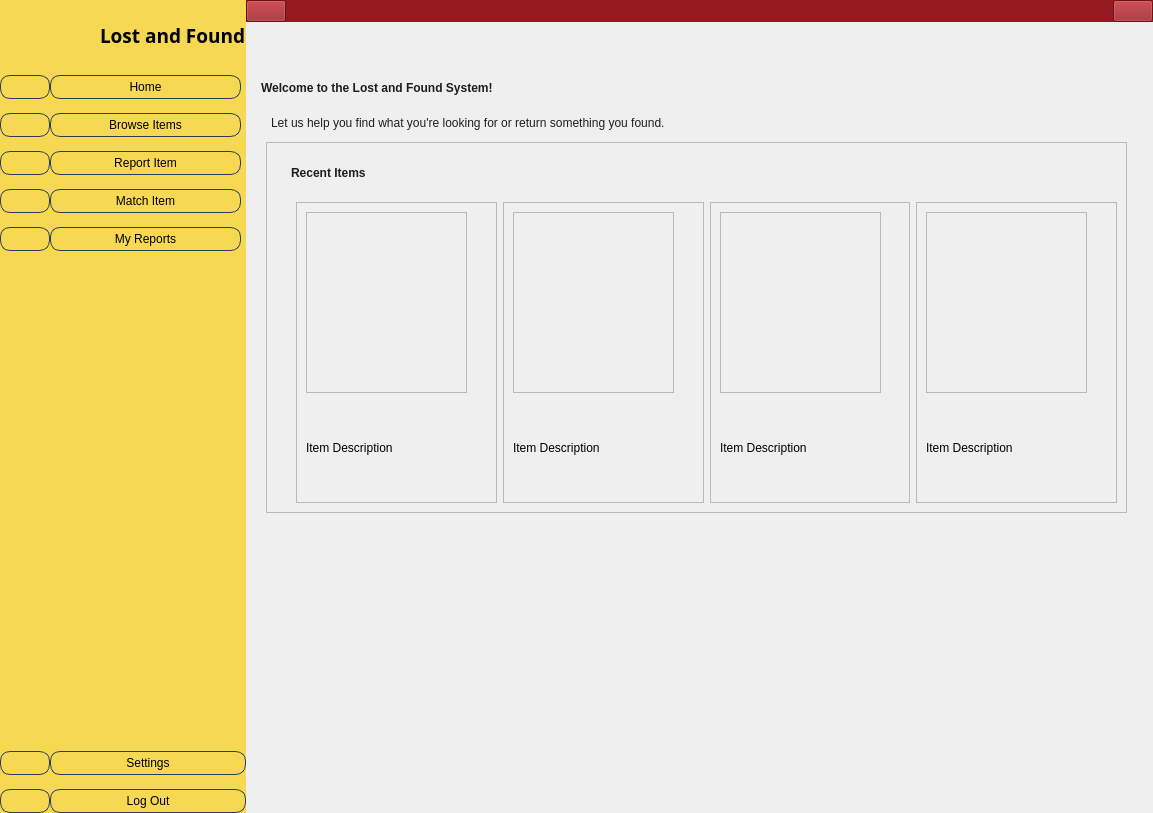
The window that src/frontend/MainWindow - untitled.ui (brexer/lost-and-found-system) describes before a commit, drawn with Qt 5.
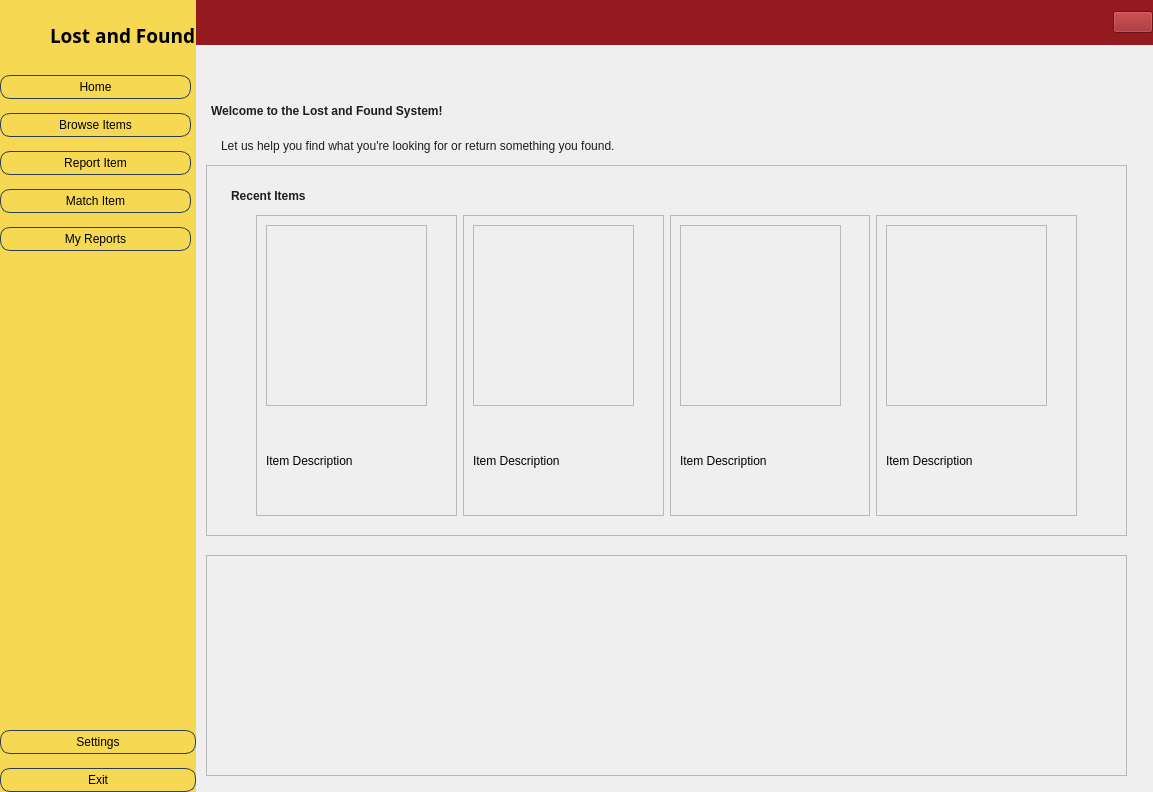
The same window after the commit. The open tabs and pages were chosen to show the change. Icons and pictures are not drawn.

```diff
--- a/src/frontend/MainWindow - untitled.ui
+++ b/src/frontend/MainWindow - untitled.ui
@@ -7,7 +7,7 @@
     <x>0</x>
     <y>0</y>
     <width>1153</width>
-    <height>813</height>
+    <height>792</height>
    </rect>
   </property>
   <property name="windowTitle">
@@ -31,318 +31,6 @@
      <number>0</number>
     </property>
     <item row="0" column="0">
-     <widget class="QWidget" name="iconOnly" native="true">
-      <property name="styleSheet">
-       <string notr="true">background-color: rgb(247, 216, 83);</string>
-      </property>
-      <layout class="QVBoxLayout" name="verticalLayout_5">
-       <property name="spacing">
-        <number>0</number>
-       </property>
-       <property name="leftMargin">
-        <number>0</number>
-       </property>
-       <property name="topMargin">
-        <number>0</number>
-       </property>
-       <property name="rightMargin">
-        <number>0</number>
-       </property>
-       <property name="bottomMargin">
-        <number>0</number>
-       </property>
-       <item>
-        <layout class="QHBoxLayout" name="horizontalLayout_2">
-         <property name="topMargin">
-          <number>10</number>
-         </property>
-         <item>
-          <widget class="QLabel" name="label">
-           <property name="minimumSize">
-            <size>
-             <width>50</width>
-             <height>50</height>
-            </size>
-           </property>
-           <property name="maximumSize">
-            <size>
-             <width>50</width>
-             <height>50</height>
-            </size>
-           </property>
-           <property name="text">
-            <string/>
-           </property>
-           <property name="pixmap">
-            <pixmap resource="resources.qrc">:/icons/icons/seal-02.png</pixmap>
-           </property>
-           <property name="scaledContents">
-            <bool>true</bool>
-           </property>
-          </widget>
-         </item>
-        </layout>
-       </item>
-       <item>
-        <layout class="QVBoxLayout" name="verticalLayout">
-         <property name="spacing">
-          <number>14</number>
-         </property>
-         <property name="topMargin">
-          <number>15</number>
-         </property>
-         <item>
-          <widget class="QPushButton" name="homeIcon">
-           <property name="styleSheet">
-            <string notr="true">QPushButton {
-    border: 1px solid #2C3E50;    /* thinner border */
-    border-radius: 10px;           /* small rounding */
-    padding: 4px 8px;             /* top/bottom, left/right */
-    background-color: #951ab;
-    color: black;
-    font-size: 12px;              /* smaller text */
-}
-</string>
-           </property>
-           <property name="text">
-            <string/>
-           </property>
-           <property name="icon">
-            <iconset resource="resources.qrc">
-             <normaloff>:/icons/icons/home.svg</normaloff>:/icons/icons/home.svg</iconset>
-           </property>
-           <property name="iconSize">
-            <size>
-             <width>20</width>
-             <height>20</height>
-            </size>
-           </property>
-           <property name="checkable">
-            <bool>true</bool>
-           </property>
-           <property name="autoExclusive">
-            <bool>true</bool>
-           </property>
-          </widget>
-         </item>
-         <item>
-          <widget class="QPushButton" name="browseIcon_2">
-           <property name="styleSheet">
-            <string notr="true">QPushButton {
-    border: 1px solid #2C3E50;    /* thinner border */
-    border-radius: 10px;           /* small rounding */
-    padding: 4px 8px;             /* top/bottom, left/right */
-    background-color: #951ab;
-    color: black;
-    font-size: 12px;              /* smaller text */
-}
-</string>
-           </property>
-           <property name="text">
-            <string/>
-           </property>
-           <property name="icon">
-            <iconset resource="resources.qrc">
-             <normaloff>:/icons/icons/compass.svg</normaloff>:/icons/icons/compass.svg</iconset>
-           </property>
-           <property name="iconSize">
-            <size>
-             <width>20</width>
-             <height>20</height>
-            </size>
-           </property>
-           <property name="checkable">
-            <bool>true</bool>
-           </property>
-           <property name="autoExclusive">
-            <bool>true</bool>
-           </property>
-          </widget>
-         </item>
-         <item>
-          <widget class="QPushButton" name="reportIcon_2">
-           <property name="styleSheet">
-            <string notr="true">QPushButton {
-    border: 1px solid #2C3E50;    /* thinner border */
-    border-radius: 10px;           /* small rounding */
-    padding: 4px 8px;             /* top/bottom, left/right */
-    background-color: #951ab;
-    color: black;
-    font-size: 12px;              /* smaller text */
-}
-</string>
-           </property>
-           <property name="text">
-            <string/>
-           </property>
-           <property name="icon">
-            <iconset resource="resources.qrc">
-             <normaloff>:/icons/icons/clipboard.svg</normaloff>:/icons/icons/clipboard.svg</iconset>
-           </property>
-           <property name="iconSize">
-            <size>
-             <width>20</width>
-             <height>20</height>
-            </size>
-           </property>
-           <property name="checkable">
-            <bool>true</bool>
-           </property>
-           <property name="autoExclusive">
-            <bool>true</bool>
-           </property>
-          </widget>
-         </item>
-         <item>
-          <widget class="QPushButton" name="matchIcon">
-           <property name="styleSheet">
-            <string notr="true">QPushButton {
-    border: 1px solid #2C3E50;    /* thinner border */
-    border-radius: 10px;           /* small rounding */
-    padding: 4px 8px;             /* top/bottom, left/right */
-    background-color: #951ab;
-    color: black;
-    font-size: 12px;              /* smaller text */
-}
-</string>
-           </property>
-           <property name="text">
-            <string/>
-           </property>
-           <property name="icon">
-            <iconset resource="resources.qrc">
-             <normaloff>:/icons/icons/search.svg</normaloff>:/icons/icons/search.svg</iconset>
-           </property>
-           <property name="iconSize">
-            <size>
-             <width>20</width>
-             <height>20</height>
-            </size>
-           </property>
-           <property name="checkable">
-            <bool>true</bool>
-           </property>
-           <property name="autoExclusive">
-            <bool>true</bool>
-           </property>
-          </widget>
-         </item>
-         <item>
-          <widget class="QPushButton" name="reportIcon">
-           <property name="styleSheet">
-            <string notr="true">QPushButton {
-    border: 1px solid #2C3E50;    /* thinner border */
-    border-radius: 10px;           /* small rounding */
-    padding: 4px 8px;             /* top/bottom, left/right */
-    background-color: #951ab;
-    color: black;
-    font-size: 12px;              /* smaller text */
-}
-</string>
-           </property>
-           <property name="text">
-            <string/>
-           </property>
-           <property name="icon">
-            <iconset resource="resources.qrc">
-             <normaloff>:/icons/icons/inbox.svg</normaloff>:/icons/icons/inbox.svg</iconset>
-           </property>
-           <property name="iconSize">
-            <size>
-             <width>20</width>
-             <height>20</height>
-            </size>
-           </property>
-           <property name="checkable">
-            <bool>true</bool>
-           </property>
-           <property name="autoExclusive">
-            <bool>true</bool>
-           </property>
-          </widget>
-         </item>
-        </layout>
-       </item>
-       <item>
-        <spacer name="verticalSpacer">
-         <property name="orientation">
-          <enum>Qt::Vertical</enum>
-         </property>
-         <property name="sizeHint" stdset="0">
-          <size>
-           <width>20</width>
-           <height>528</height>
-          </size>
-         </property>
-        </spacer>
-       </item>
-       <item>
-        <layout class="QVBoxLayout" name="verticalLayout_2">
-         <property name="spacing">
-          <number>14</number>
-         </property>
-         <item>
-          <widget class="QPushButton" name="settingsIcon">
-           <property name="styleSheet">
-            <string notr="true">QPushButton {
-    border: 1px solid #2C3E50;    /* thinner border */
-    border-radius: 10px;           /* small rounding */
-    padding: 4px 8px;             /* top/bottom, left/right */
-    background-color: #951ab;
-    color: black;
-    font-size: 12px;              /* smaller text */
-}
-</string>
-           </property>
-           <property name="text">
-            <string/>
-           </property>
-           <property name="icon">
-            <iconset resource="resources.qrc">
-             <normaloff>:/icons/icons/settings.svg</normaloff>:/icons/icons/settings.svg</iconset>
-           </property>
-           <property name="iconSize">
-            <size>
-             <width>20</width>
-             <height>20</height>
-            </size>
-           </property>
-          </widget>
-         </item>
-         <item>
-          <widget class="QPushButton" name="logoutIcon">
-           <property name="styleSheet">
-            <string notr="true">QPushButton {
-    border: 1px solid #2C3E50;    /* thinner border */
-    border-radius: 10px;           /* small rounding */
-    padding: 4px 8px;             /* top/bottom, left/right */
-    background-color: #951ab;
-    color: black;
-    font-size: 12px;              /* smaller text */
-}
-</string>
-           </property>
-           <property name="text">
-            <string/>
-           </property>
-           <property name="icon">
-            <iconset resource="resources.qrc">
-             <normaloff>:/icons/icons/log-out.svg</normaloff>:/icons/icons/log-out.svg</iconset>
-           </property>
-           <property name="iconSize">
-            <size>
-             <width>20</width>
-             <height>20</height>
-            </size>
-           </property>
-          </widget>
-         </item>
-        </layout>
-       </item>
-      </layout>
-     </widget>
-    </item>
-    <item row="0" column="1">
      <widget class="QWidget" name="widget_2" native="true">
       <property name="styleSheet">
        <string notr="true">background-color: rgb(247, 216, 83);</string>
@@ -697,7 +385,7 @@
 </string>
            </property>
            <property name="text">
-            <string>Log Out</string>
+            <string>Exit</string>
            </property>
            <property name="icon">
             <iconset resource="resources.qrc">
@@ -716,7 +404,7 @@
       </layout>
      </widget>
     </item>
-    <item row="0" column="2">
+    <item row="0" column="1">
      <widget class="QWidget" name="widget_3" native="true">
       <layout class="QVBoxLayout" name="verticalLayout_7">
        <property name="spacing">
@@ -755,20 +443,6 @@
           <property name="bottomMargin">
            <number>0</number>
           </property>
-          <item>
-           <widget class="QPushButton" name="pushButton_15">
-            <property name="text">
-             <string/>
-            </property>
-            <property name="icon">
-             <iconset resource="resources.qrc">
-              <normaloff>:/icons/icons/menu.svg</normaloff>:/icons/icons/menu.svg</iconset>
-            </property>
-            <property name="checkable">
-             <bool>true</bool>
-            </property>
-           </widget>
-          </item>
           <item>
            <layout class="QHBoxLayout" name="horizontalLayout"/>
           </item>
@@ -779,8 +453,8 @@
             </property>
             <property name="sizeHint" stdset="0">
              <size>
-              <width>279</width>
-              <height>20</height>
+              <width>300</width>
+              <height>45</height>
              </size>
             </property>
            </spacer>
@@ -856,9 +530,9 @@
           <widget class="QFrame" name="outisideFrame">
            <property name="geometry">
             <rect>
-             <x>20</x>
+             <x>10</x>
              <y>120</y>
-             <width>861</width>
+             <width>921</width>
              <height>371</height>
             </rect>
            </property>
@@ -895,8 +569,8 @@
            <widget class="QWidget" name="layoutWidget">
             <property name="geometry">
              <rect>
-              <x>30</x>
-              <y>60</y>
+              <x>50</x>
+              <y>50</y>
               <width>821</width>
               <height>301</height>
              </rect>
@@ -1061,6 +735,22 @@
             </layout>
            </widget>
           </widget>
+          <widget class="QFrame" name="frame_10">
+           <property name="geometry">
+            <rect>
+             <x>10</x>
+             <y>510</y>
+             <width>921</width>
+             <height>221</height>
+            </rect>
+           </property>
+           <property name="frameShape">
+            <enum>QFrame::StyledPanel</enum>
+           </property>
+           <property name="frameShadow">
+            <enum>QFrame::Raised</enum>
+           </property>
+          </widget>
          </widget>
          <widget class="QWidget" name="browsePage">
           <widget class="QTabWidget" name="tabWidget">
```
Left out of the diff: 263 changed lines with no effect on the pictures.
